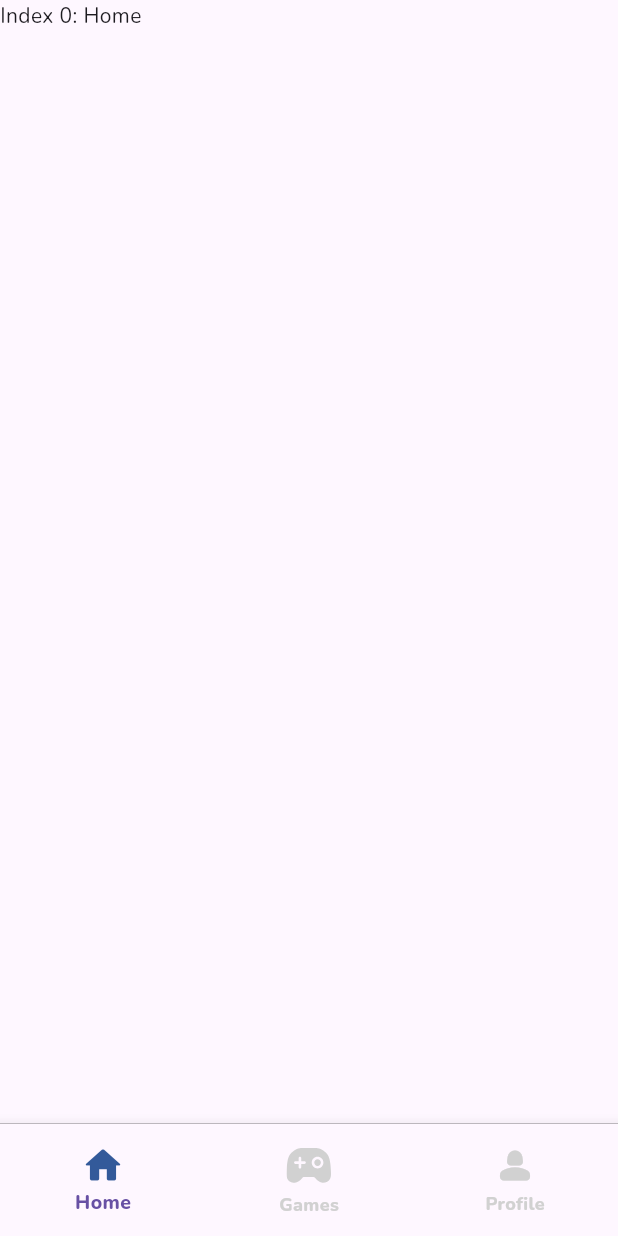
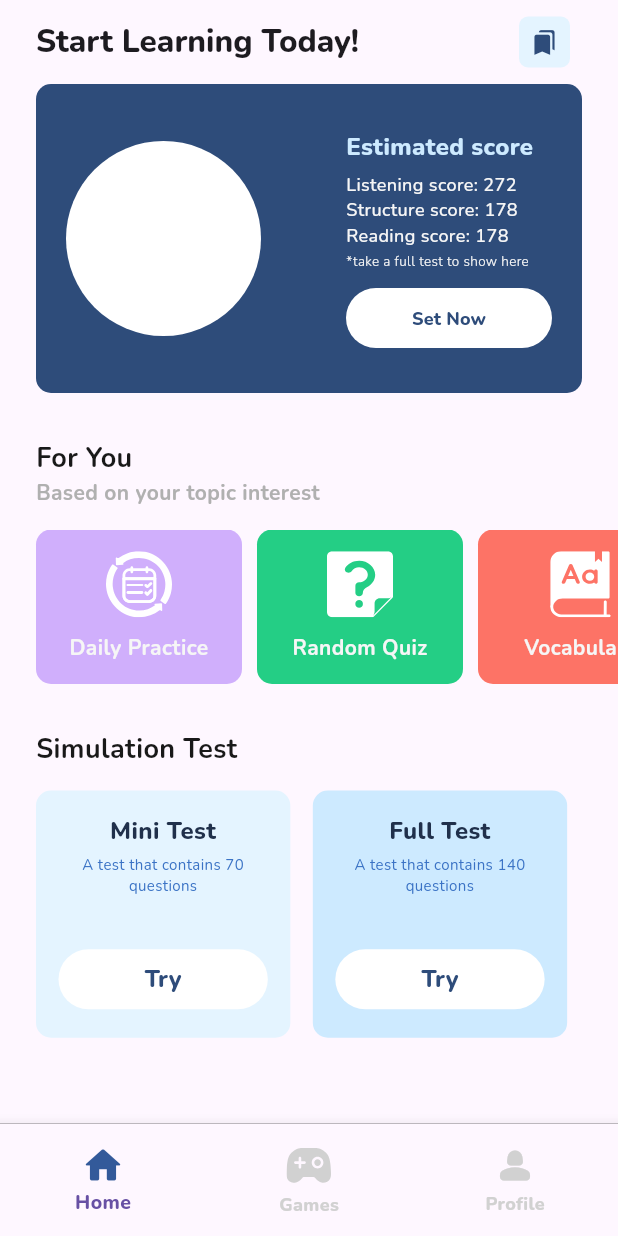
Before and after one commit to MahendraKhibrah/toefl-app, a Flutter app: the screen it shows after launch, on a phone screen of 412 x 824 dp. Run offline on Flutter 3.47's test engine with Material 3 defaults, Android fonts, the light colour scheme and no system bars; our stand-ins replace dio, easy_debounce, easy_localization, flutter_riverpod, flutter_svg, flutter_widget_from_html and 7 more; accounts and stored records are empty; generated files the repository leaves out were written again.

Commit message:
early pages for home page

```diff
--- /dev/null
+++ b/lib/pages/home_page.dart
@@ -0,0 +1,106 @@
+import 'package:flutter/material.dart';
+import 'package:flutter/widgets.dart';
+import 'package:toefl/utils/colors.dart';
+import 'package:toefl/utils/hex_color.dart';
+import 'package:toefl/widgets/home_page/estimated_score.dart';
+import 'package:toefl/widgets/home_page/simulation_test.dart';
+import 'package:toefl/widgets/home_page/topic_interest.dart';
+
+class HomePage extends StatelessWidget {
+  const HomePage({super.key});
+
+  @override
+  Widget build(BuildContext context) {
+    return Scaffold(
+      appBar: AppBar(
+        scrolledUnderElevation: 0,
+        titleSpacing: 0,
+        title: Padding(
+          padding: EdgeInsets.only(left: 24),
+          child: Text(
+            'Start Learning Today!',
+            style: TextStyle(fontSize: 21, fontWeight: FontWeight.w800),
+          ),
+        ),
+        actions: <Widget>[
+          Padding(
+            padding: EdgeInsets.only(right: 24.0),
+            child: Container(
+              width: 50,
+              height: 50,
+              child: Ink(
+                  child: IconButton(
+                icon: Ink(
+                    child: IconButton(
+                        icon: Icon(
+                          Icons.bookmarks,
+                          color: HexColor(mariner900),
+                          size: 18,
+                        ),
+                        onPressed: null),
+                    decoration: BoxDecoration(
+                      color: HexColor(mariner100),
+                      borderRadius: BorderRadius.circular(6.0),
+                    )),
+                onPressed: () {},
+              )),
+            ),
+          )
+        ],
+      ),
+      body: SingleChildScrollView(child: Column(
+
+        crossAxisAlignment: CrossAxisAlignment.start,
+        children: [
+          EstimatedScore(),
+          SizedBox(
+            height: 30,
+          ),
+          Padding(
+            padding: EdgeInsets.symmetric(horizontal: 24),
+            child: Column(
+              crossAxisAlignment: CrossAxisAlignment.start,
+              children: [
+                Text(
+                  "For You",
+                  style: TextStyle(
+                      fontSize: 18,
+                      fontWeight: FontWeight.bold,
+                      color: HexColor(neutral90)),
+                ),
+                Text(
+                  "Based on your topic interest",
+                  style: TextStyle(
+                      fontSize: 14,
+                      fontWeight: FontWeight.bold,
+                      color: HexColor(neutral50)),
+                ),
+              ],
+            ),
+          ),
+          SizedBox(
+            height: 15,
+          ),
+          TopicInterest(),
+          SizedBox(
+            height: 30,
+          ),
+          Padding(
+            padding: EdgeInsets.symmetric(horizontal: 24),
+            child: Text(
+              "Simulation Test",
+              style: TextStyle(
+                  fontSize: 18,
+                  fontWeight: FontWeight.bold,
+                  color: HexColor(neutral90)),
+            ),
+          ),
+          SizedBox(
+            height: 15,
+          ),
+          SimulationTest()
+        ],
+      ),)
+    );
+  }
+}
--- a/lib/pages/main_page.dart
+++ b/lib/pages/main_page.dart
@@ -1,5 +1,7 @@
 import 'package:flutter/material.dart';
 import 'package:toefl/pages/games_page.dart';
+import 'package:toefl/pages/home_page.dart';
+import 'package:toefl/pages/profile_page.dart';
 import 'package:toefl/utils/colors.dart';
 import 'package:toefl/utils/hex_color.dart';
 import 'package:flutter_svg/flutter_svg.dart';
@@ -15,13 +17,9 @@ class _MainPageState extends State<MainPage> {
   late int _index;
 
   static const List<Widget> _widgetOptions = <Widget>[
-    Text(
-      'Index 0: Home',
-    ),
+    HomePage(),
     GamesPage(),
-    Text(
-      'Index 2: School',
-    ),
+    ProfilePage()
   ];
 
   @override
--- a/lib/routes/routes.dart
+++ b/lib/routes/routes.dart
@@ -1,5 +1,6 @@
 import 'package:flutter/cupertino.dart';
 import 'package:toefl/pages/edit_profile_page.dart';
+import 'package:toefl/pages/home_page.dart';
 import 'package:toefl/pages/profile_page.dart';
 import 'package:toefl/pages/full_test/full_test_page.dart';
 import 'package:toefl/pages/login_page.dart';
--- /dev/null
+++ b/lib/widgets/home_page/estimated_score.dart
@@ -0,0 +1,106 @@
+import 'package:flutter/cupertino.dart';
+import 'package:flutter/material.dart';
+import 'package:flutter/widgets.dart';
+import 'package:toefl/utils/colors.dart';
+import 'package:toefl/utils/hex_color.dart';
+
+class EstimatedScore extends StatelessWidget {
+  EstimatedScore({super.key});
+
+  @override
+  Widget build(BuildContext context) {
+    return Container(
+      height: MediaQuery.of(context).size.height / 4,
+      child: PageView(
+        scrollDirection: Axis.horizontal,
+        children: <Widget>[
+          Container(
+              decoration: BoxDecoration(
+                  borderRadius: BorderRadius.circular(10),
+                  color: HexColor(mariner900)),
+              margin: EdgeInsets.symmetric(horizontal: 24),
+              child: Padding(
+                padding: EdgeInsets.only(top: 10, bottom: 10, left: 20,right: 20),
+                child: Row(
+                  mainAxisAlignment: MainAxisAlignment.spaceBetween,
+                  crossAxisAlignment: CrossAxisAlignment.center,
+                  children: [
+                    SizedBox(
+                      child: CircleAvatar(
+                        backgroundColor: Colors.white,
+                        radius: 65,
+                      ),
+                    ),
+                    SizedBox(
+                      child: Column(
+                        mainAxisAlignment: MainAxisAlignment.center,
+                        crossAxisAlignment: CrossAxisAlignment.start,
+                        children: [
+                          Text(
+                            "Estimated score",
+                            style: TextStyle(
+                                fontSize: 16,
+                                fontWeight: FontWeight.w800,
+                                color: HexColor(mariner200),
+                                height: 2),
+                          ),
+                          Text(
+                            "Listening score: 272",
+                            style: TextStyle(
+                                fontSize: 12,
+                                fontWeight: FontWeight.w500,
+                                color: HexColor(neutral10)),
+                          ),
+                          Text("Structure score: 178",
+                              style: TextStyle(
+                                  fontSize: 12,
+                                  fontWeight: FontWeight.w500,
+                                  color: HexColor(neutral10))),
+                          Text("Reading score: 178",
+                              style: TextStyle(
+                                  fontSize: 12,
+                                  fontWeight: FontWeight.w500,
+                                  color: HexColor(neutral10))),
+                          Text("*take a full test to show here",
+                              style: TextStyle(
+                                  fontSize: 9,
+                                  fontWeight: FontWeight.w300,
+                                  color: HexColor(neutral10),
+                                  height: 2)),
+                          SizedBox(
+                            height: 5,
+                          ),
+                          SizedBox(
+                            width: MediaQuery.of(context).size.width / 3,
+                            child: TextButton(
+                                onPressed: () {},
+                                child: Text(
+                                  "Set Now",
+                                  style: TextStyle(
+                                      fontSize: 12,
+                                      fontWeight: FontWeight.w800,
+                                      color: HexColor(mariner900)),
+                                ),
+                                style: ButtonStyle(
+                                  backgroundColor:
+                                      MaterialStateProperty.all<Color>(
+                                          Colors.white),
+                                )),
+                          )
+                        ],
+                      ),
+                    )
+                  ],
+                ),
+              )),
+          Container(
+            decoration: BoxDecoration(
+                borderRadius: BorderRadius.circular(10),
+                color: HexColor(mariner900)),
+            margin: EdgeInsets.symmetric(horizontal: 24),
+          ),
+        ],
+      ),
+    );
+  }
+}
--- /dev/null
+++ b/lib/widgets/home_page/simulation_test.dart
@@ -0,0 +1,106 @@
+import 'package:flutter/material.dart';
+import 'package:flutter_svg/svg.dart';
+import 'package:toefl/utils/colors.dart';
+import 'package:toefl/utils/hex_color.dart';
+
+class SimulationTest extends StatelessWidget {
+  SimulationTest({super.key});
+  List<Map<String, dynamic>> topics = [
+    {
+      "title": "Mini Test",
+      "subtitle": "A test that contains 70 questions",
+      "color": mariner100,
+      "onTap": () {
+        print("Mini Tes");
+      }
+    },
+    {
+      "title": "Full Test",
+      "subtitle": "A test that contains 140 questions",
+      "color": mariner200,
+      "onTap": () {
+        print("Full tes");
+      }
+    },
+  ];
+  @override
+  Widget build(BuildContext context) {
+    return Container(
+      height: MediaQuery.of(context).size.height / 5,
+      width: double.infinity,
+      child: ListView.separated(
+        padding: EdgeInsets.symmetric(horizontal: 24),
+        separatorBuilder: (context, index) => const SizedBox(
+          width: 15,
+        ),
+        shrinkWrap: true,
+        itemCount: topics.length,
+        scrollDirection: Axis.horizontal,
+        itemBuilder: (context, index) {
+          final topic = topics[index];
+          return InkWell(
+            splashColor: Colors.transparent,
+            highlightColor: Colors.transparent,
+            child: Container(
+              decoration: BoxDecoration(
+                borderRadius: BorderRadius.all(
+                  Radius.circular(10),
+                ),
+                color: HexColor(topic["color"]),
+              ),
+              margin: EdgeInsets.only(left: 0),
+              width: MediaQuery.of(context).size.width / 2.43,
+              child: Padding(
+                padding: EdgeInsetsDirectional.symmetric(horizontal: 15, vertical: 15),
+                child: Column(
+                    mainAxisAlignment: MainAxisAlignment.spaceBetween,
+                    crossAxisAlignment: CrossAxisAlignment.center,
+                    children: [
+                      Column(
+                        children: [
+                          Text(
+                            topic["title"],
+                            textAlign: TextAlign.center,
+                            style: TextStyle(
+                                fontSize: 16,
+                                fontWeight: FontWeight.w800,
+                                color: HexColor("#20304B")),
+                          ),
+                          SizedBox(
+                            height: 5,
+                          ),
+                          Text(
+                            topic["subtitle"],
+                            textAlign: TextAlign.center,
+                            style: TextStyle(
+                                fontSize: 10,
+                                fontWeight: FontWeight.w400,
+                                color: HexColor(mariner700)),
+                          ),
+                        ],
+                      ),
+                      SizedBox(
+                        width: double.infinity,
+                        child: TextButton(
+                            onPressed: topic["onTap"],
+                            child: Text(
+                              "Try",
+                              style: TextStyle(
+                                  fontSize: 16,
+                                  fontWeight: FontWeight.w800,
+                                  color: HexColor(mariner900)),
+                            ),
+                            style: ButtonStyle(
+                              backgroundColor: MaterialStateProperty.all<Color>(
+                                  Colors.white),
+                            )),
+                      )
+                    ]),
+              ),
+            ),
+          );
+        },
+      ),
+    );
+  }
+}
--- /dev/null
+++ b/lib/widgets/home_page/topic_interest.dart
@@ -0,0 +1,117 @@
+import 'package:flutter/material.dart';
+import 'package:flutter_svg/svg.dart';
+import 'package:toefl/utils/colors.dart';
+import 'package:toefl/utils/hex_color.dart';
+
+class TopicInterest extends StatelessWidget {
+  TopicInterest({super.key});
+
+  List<Map<String, dynamic>> topics = [
+    {
+      "title": "Daily Practice",
+      "image": "assets/images/daily_practice.svg",
+      "color": "#D0AFFC",
+      "onTap": () {
+        print("Daily Practice");
+      }
+    },
+    {
+      "title": "Random Quiz",
+      "image": "assets/images/random_quiz.svg",
+      "color": "#24CE85",
+      "onTap": () {
+        print("Random Quiz");
+      }
+    },
+    {
+      "title": "Vocabulary",
+      "image": "assets/images/vocabulary.svg",
+      "color": "#FD7366",
+      "onTap": () {
+        print("Vocabulary");
+      }
+    },
+    {
+      "title": "Grammar",
+      "image": "assets/images/grammar.svg",
+      "color": "#2BBDFB",
+      "onTap": () {
+        print("Grammar");
+      }
+    },
+    {
+      "title": "Listening",
+      "image": "assets/images/listening.svg",
+      "color": mariner600,
+      "onTap": () {
+        print("Listening");
+      }
+    },
+    {
+      "title": "Reading",
+      "image": "assets/images/reading.svg",
+      "color": "#FFD93D",
+      "onTap": () {
+        print("Reading");
+      }
+    },
+  ];
+  @override
+  Widget build(BuildContext context) {
+    return Container(
+      height: MediaQuery.of(context).size.height / 8,
+      width: double.infinity,
+      child: ListView.separated(
+        padding: EdgeInsets.symmetric(horizontal: 24),
+        separatorBuilder: (context, index) => const SizedBox(
+          width: 10,
+        ),
+        shrinkWrap: true,
+        itemCount: topics.length,
+        scrollDirection: Axis.horizontal,
+        itemBuilder: (context, index) {
+          final topic = topics[index];
+          return InkWell(
+            splashColor: Colors.transparent,
+            highlightColor: Colors.transparent,
+            onTap: topic["onTap"],
+            child: Container(
+              decoration: BoxDecoration(
+                borderRadius: BorderRadius.all(
+                  Radius.circular(10),
+                ),
+                color: HexColor(topic["color"]),
+              ),
+              margin: EdgeInsets.only(left: 0),
+              width: MediaQuery.of(context).size.width / 3,
+              child: Padding(
+                padding: EdgeInsetsDirectional.all(10),
+                child: Column(
+                    mainAxisAlignment: MainAxisAlignment.center,
+                    crossAxisAlignment: CrossAxisAlignment.center,
+                    children: [
+                      SvgPicture.asset(
+                        topic["image"],
+                        width: 44,
+                        height: 44,
+                      ),
+                      SizedBox(
+                        height: 10,
+                      ),
+                      Text(
+                        topic["title"],
+                        textAlign: TextAlign.center,
+                        style: TextStyle(
+                            fontSize: 14,
+                            fontWeight: FontWeight.bold,
+                            color: HexColor(neutral10)),
+                      )
+                    ]),
+              ),
+            ),
+          );
+        },
+      ),
+    );
+  }
+}
```
Also changed, not shown: assets/images/coba.jpeg (deleted), assets/images/daily_practice.svg (added), assets/images/grammar.svg (added), assets/images/listening.svg (added), assets/images/random_quiz.svg (added), assets/images/reading.svg (added), assets/images/statistics_9802606.png (deleted), assets/images/vocabulary.svg (added).
